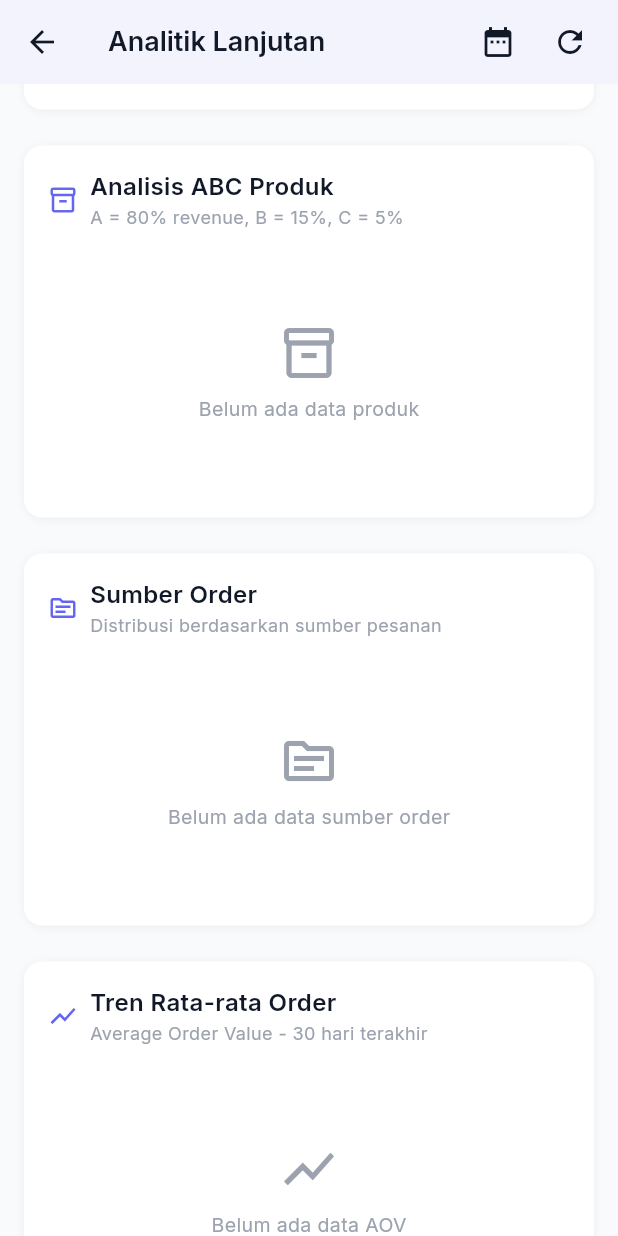
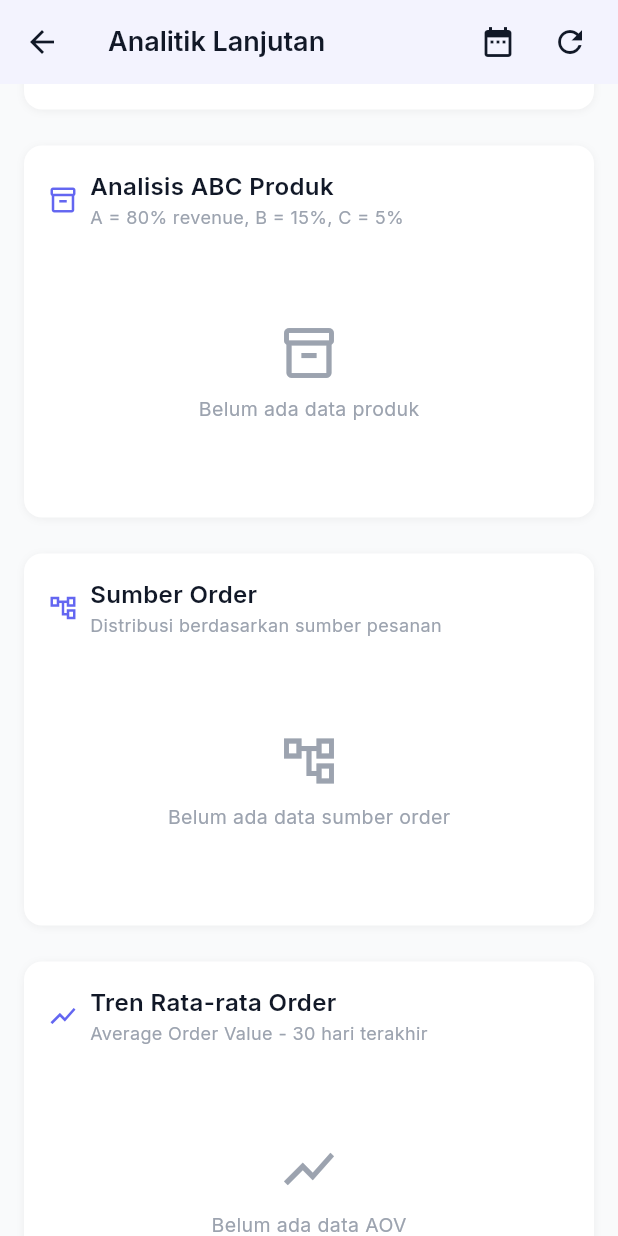
Before and after one commit to corle-01/luwa-app, a Flutter app: the AdvancedAnalyticsPage screen opened directly, scrolled down 576 dp, on a phone screen of 412 x 824 dp. Run offline on Flutter 3.47's test engine with Material 3 defaults, Android fonts, the phone set to English and light mode, and no system bars; our stand-ins replace cached_network_image, fl_chart, flutter_dotenv, flutter_riverpod, google_fonts, shared_preferences and 2 more; missing offline and left inert: dart:js_interop; accounts and stored records are empty.

Commit message:
fix: polish and bug fixes across Phase 5-7
- Fix Icons.source_outlined → Icons.account_tree_outlined (undefined icon)
- Fix const CircularProgressIndicator in advanced_analytics_page
- Fix WidgetRef stored in widget fields → ConsumerWidget (offline_indicator)
- Fix table_number unsafe `as int` cast → toString() (DB column is TEXT)
- Fix SelfOrderItem.quantity non-final → final (immutable state)
- Remove unused unitPrice variable in tracking page

Co-Authored-By: Claude Opus 4.6 <noreply@anthropic.com>

```diff
--- a/lib/backoffice/pages/advanced_analytics_page.dart
+++ b/lib/backoffice/pages/advanced_analytics_page.dart
@@ -935,7 +935,7 @@ class _AdvancedAnalyticsPageState
     return _sectionCard(
       title: 'Sumber Order',
       subtitle: 'Distribusi berdasarkan sumber pesanan',
-      icon: Icons.source_outlined,
+      icon: Icons.account_tree_outlined,
       child: sourceAsync.when(
         data: (data) => _buildOrderSourceContent(data),
         loading: () => _buildLoadingCard(height: 200),
@@ -948,7 +948,7 @@ class _AdvancedAnalyticsPageState
   Widget _buildOrderSourceContent(List<OrderSourceData> data) {
     if (data.isEmpty) {
       return _buildEmptyState(
-          icon: Icons.source_outlined,
+          icon: Icons.account_tree_outlined,
           message: 'Belum ada data sumber order');
     }
 
@@ -2029,7 +2029,7 @@ class _AdvancedAnalyticsPageState
   Widget _buildLoadingCard({double height = 120}) {
     return SizedBox(
       height: height,
-      child: const Center(
+      child: Center(
         child: CircularProgressIndicator(
           strokeWidth: 2.5,
           color: AppTheme.primaryColor,
--- a/lib/self_order/pages/self_order_shell.dart
+++ b/lib/self_order/pages/self_order_shell.dart
@@ -420,7 +420,7 @@ class _ManualTableGrid extends ConsumerWidget {
                 runSpacing: 10,
                 children: tables.map((table) {
                   final tableId = table['id'] as String;
-                  final tableNumber = table['table_number'] as int;
+                  final tableNumber = table['table_number']?.toString() ?? '?';
                   final status = table['status'] as String? ?? 'available';
                   final section = table['section'] as String?;
                   final isAvailable = status == 'available';
@@ -521,7 +521,7 @@ class _ManualTableGrid extends ConsumerWidget {
 // ---------------------------------------------------------------------------
 class _ManualTableTile extends StatelessWidget {
   final String tableId;
-  final int tableNumber;
+  final String tableNumber;
   final String? section;
   final bool isAvailable;
   final String statusLabel;
--- a/lib/self_order/pages/self_order_tracking_page.dart
+++ b/lib/self_order/pages/self_order_tracking_page.dart
@@ -786,7 +786,6 @@ class _TrackingBodyState extends State<_TrackingBody> {
   Widget _buildItemCard(Map<String, dynamic> item) {
     final productName = item['product_name'] as String? ?? '-';
     final quantity = item['quantity'] as int? ?? 1;
-    final unitPrice = (item['unit_price'] as num?)?.toDouble() ?? 0;
     final subtotal = (item['subtotal'] as num?)?.toDouble() ?? 0;
     final kitchenStatus = item['kitchen_status'] as String? ?? 'pending';
     final notes = item['notes'] as String?;
--- a/lib/self_order/repositories/self_order_repository.dart
+++ b/lib/self_order/repositories/self_order_repository.dart
@@ -148,7 +148,7 @@ class SelfOrderItem {
   final String productId;
   final String productName;
   final double unitPrice;
-  int quantity;
+  final int quantity;
   final List<Map<String, dynamic>>? modifiers; // [{name, option, price}]
   final String? notes;
   final String? imageUrl;
```
Also changed, not shown: lib/shared/widgets/offline_indicator.dart (+6 -11 lines).
